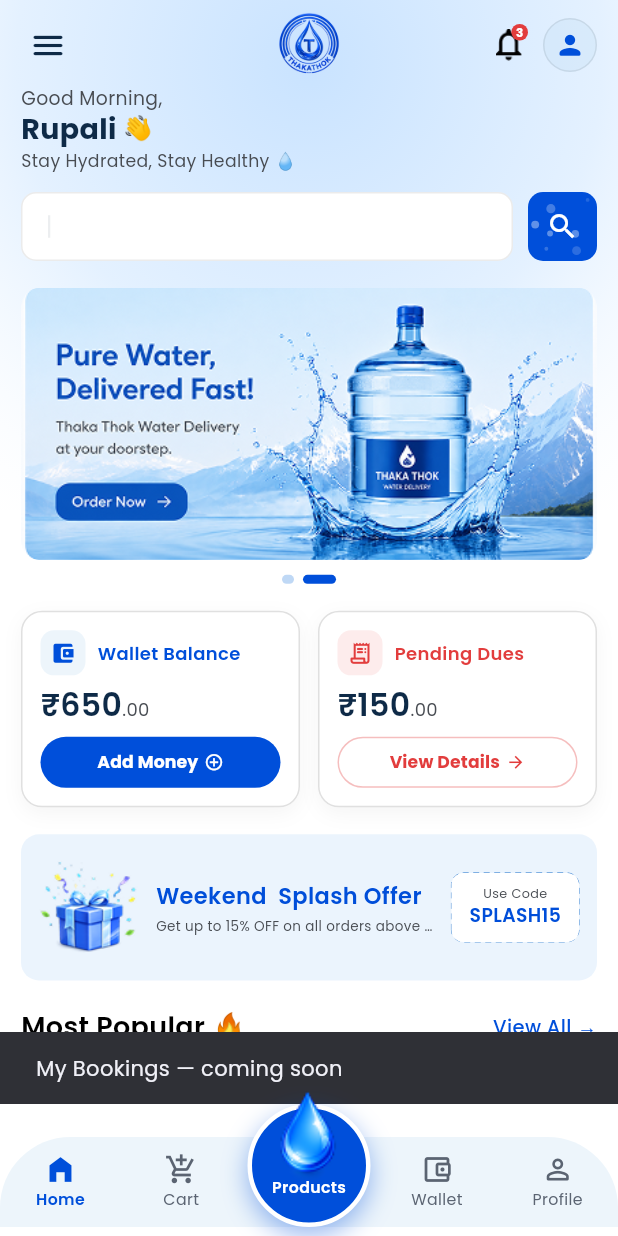
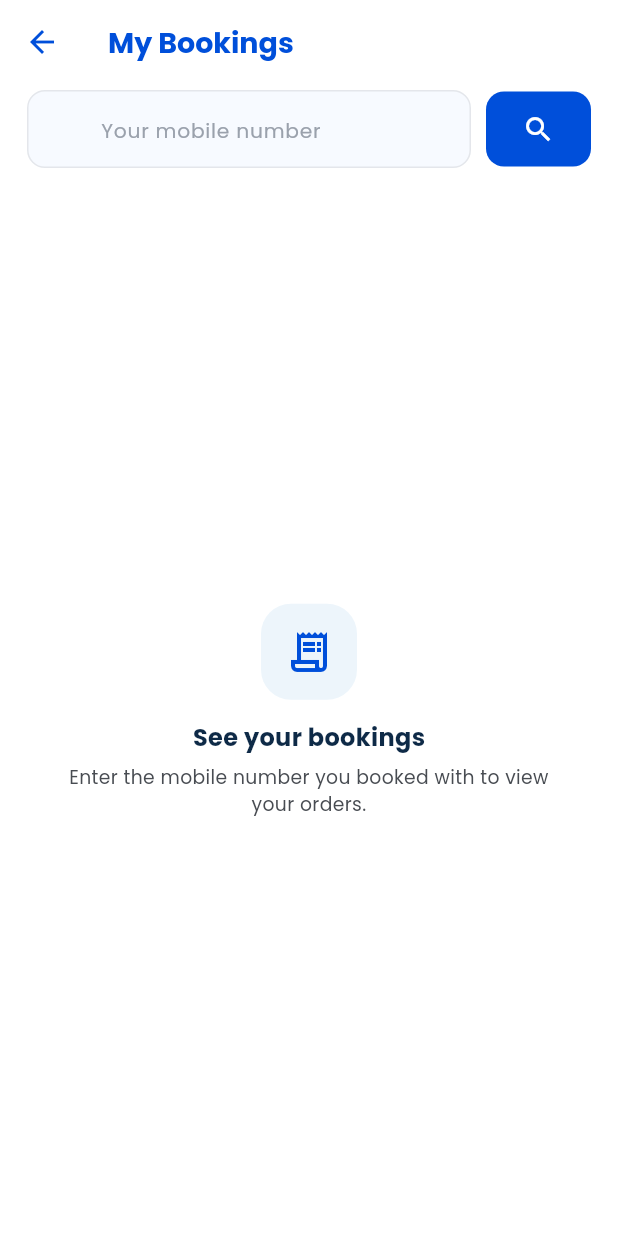
Before and after one commit to sandeepsharma-z/Thakathok-water-plant-app, a Flutter app: the screen it shows after launch, in the side drawer, after a tap on "My Bookings", on a phone screen of 412 x 824 dp. Run offline on Flutter 3.47's test engine with Material 3 defaults, Android fonts, the phone set to English and light mode, and no system bars; our stand-ins replace flutter_svg, google_fonts, supabase_flutter; accounts and stored records are empty; statements that could not run were skipped.

Commit message:
Add a My Bookings screen to the customer app
Customers look up their bookings by mobile number (until phone-OTP auth
lands) and see each order's status, cans, date, village and the total /
advance / balance split. Wired into the side drawer.

Co-Authored-By: Claude Opus 4.8 <noreply@anthropic.com>

```diff
--- a/customer-app/lib/screens/home_screen.dart
+++ b/customer-app/lib/screens/home_screen.dart
@@ -10,6 +10,7 @@ import '../widgets/brand_logo.dart';
 import 'admin/admin_dashboard_screen.dart';
 import 'admin/admin_login_screen.dart';
 import 'bulk_order_form_screen.dart';
+import 'my_bookings_screen.dart';
 import 'profile_screen.dart';
 
 const double _kPad = 14;
@@ -250,8 +251,15 @@ class _AppDrawer extends StatelessWidget {
                     builder: (_) => const BulkOrderFormScreen()));
               },
             ),
-            const _DrawerItem(
-                icon: Icons.receipt_long_outlined, label: 'My Bookings'),
+            _DrawerItem(
+              icon: Icons.receipt_long_outlined,
+              label: 'My Bookings',
+              onTap: () {
+                Navigator.pop(context);
+                Navigator.of(context).push(MaterialPageRoute(
+                    builder: (_) => const MyBookingsScreen()));
+              },
+            ),
             const _DrawerItem(
                 icon: Icons.account_balance_wallet_outlined, label: 'Wallet'),
             const _DrawerItem(
--- /dev/null
+++ b/customer-app/lib/screens/my_bookings_screen.dart
@@ -0,0 +1,343 @@
+import 'package:flutter/material.dart';
+import 'package:flutter/services.dart';
+
+import '../services/booking_service.dart';
+import '../theme/app_colors.dart';
+
+/// Lets a customer look up their bookings by mobile number. Once phone-OTP
+/// auth lands this can drop the input and use the signed-in number directly.
+class MyBookingsScreen extends StatefulWidget {
+  const MyBookingsScreen({super.key, this.initialMobile = ''});
+
+  final String initialMobile;
+
+  @override
+  State<MyBookingsScreen> createState() => _MyBookingsScreenState();
+}
+
+class _MyBookingsScreenState extends State<MyBookingsScreen> {
+  late final TextEditingController _mobile =
+      TextEditingController(text: widget.initialMobile);
+  bool _loading = false;
+  bool _searched = false;
+  String? _error;
+  List<Map<String, dynamic>> _bookings = const [];
+
+  @override
+  void initState() {
+    super.initState();
+    if (widget.initialMobile.trim().length == 10) {
+      _lookup();
+    }
+  }
+
+  @override
+  void dispose() {
+    _mobile.dispose();
+    super.dispose();
+  }
+
+  Future<void> _lookup() async {
+    final m = _mobile.text.trim();
+    if (m.length != 10) {
+      setState(() => _error = 'Enter a valid 10-digit mobile number');
+      return;
+    }
+    setState(() {
+      _loading = true;
+      _error = null;
+    });
+    try {
+      final rows = await BookingService.instance.bookingsForMobile(m);
+      setState(() {
+        _bookings = rows;
+        _searched = true;
+      });
+    } catch (_) {
+      setState(() => _error = 'Could not load bookings. Try again.');
+    } finally {
+      if (mounted) setState(() => _loading = false);
+    }
+  }
+
+  @override
+  Widget build(BuildContext context) {
+    return Scaffold(
+      backgroundColor: Colors.white,
+      appBar: AppBar(
+        backgroundColor: Colors.white,
+        elevation: 0,
+        surfaceTintColor: Colors.transparent,
+        leading: IconButton(
+          icon: const Icon(Icons.arrow_back, color: AppColors.brand),
+          onPressed: () => Navigator.of(context).maybePop(),
+        ),
+        title: const Text('My Bookings',
+            style: TextStyle(
+                color: AppColors.brand,
+                fontWeight: FontWeight.w700,
+                fontSize: 19)),
+      ),
+      body: Column(
+        children: [
+          // mobile lookup
+          Padding(
+            padding: const EdgeInsets.fromLTRB(18, 4, 18, 12),
+            child: Row(
+              children: [
+                Expanded(
+                  child: TextField(
+                    controller: _mobile,
+                    keyboardType: TextInputType.phone,
+                    inputFormatters: [
+                      FilteringTextInputFormatter.digitsOnly,
+                      LengthLimitingTextInputFormatter(10),
+                    ],
+                    onSubmitted: (_) => _lookup(),
+                    decoration: InputDecoration(
+                      hintText: 'Your mobile number',
+                      hintStyle: const TextStyle(
+                          color: AppColors.hint, fontSize: 13.5),
+                      prefixText: '+91  ',
+                      prefixStyle: const TextStyle(
+                          color: AppColors.textDark,
+                          fontWeight: FontWeight.w600,
+                          fontSize: 14),
+                      filled: true,
+                      fillColor: const Color(0xFFF7FAFF),
+                      contentPadding: const EdgeInsets.symmetric(
+                          horizontal: 14, vertical: 14),
+                      enabledBorder: OutlineInputBorder(
+                        borderRadius: BorderRadius.circular(12),
+                        borderSide:
+                            const BorderSide(color: AppColors.hairline),
+                      ),
+                      focusedBorder: OutlineInputBorder(
+                        borderRadius: BorderRadius.circular(12),
+                        borderSide: const BorderSide(
+                            color: AppColors.brand, width: 1.4),
+                      ),
+                    ),
+                  ),
+                ),
+                const SizedBox(width: 10),
+                SizedBox(
+                  height: 50,
+                  child: ElevatedButton(
+                    onPressed: _loading ? null : _lookup,
+                    style: ElevatedButton.styleFrom(
+                      backgroundColor: AppColors.brand,
+                      foregroundColor: Colors.white,
+                      elevation: 0,
+                      shape: RoundedRectangleBorder(
+                          borderRadius: BorderRadius.circular(12)),
+                    ),
+                    child: _loading
+                        ? const SizedBox(
+                            height: 18,
+                            width: 18,
+                            child: CircularProgressIndicator(
+                                strokeWidth: 2.2, color: Colors.white))
+                        : const Icon(Icons.search, size: 22),
+                  ),
+                ),
+              ],
+            ),
+          ),
+          if (_error != null)
+            Padding(
+              padding: const EdgeInsets.fromLTRB(18, 0, 18, 8),
+              child: Align(
+                alignment: Alignment.centerLeft,
+                child: Text(_error!,
+                    style: const TextStyle(
+                        color: Color(0xFFE23D3D),
+                        fontSize: 12,
+                        fontWeight: FontWeight.w600)),
+              ),
+            ),
+          Expanded(child: _body()),
+        ],
+      ),
+    );
+  }
+
+  Widget _body() {
+    if (!_searched) {
+      return _hint(
+        icon: Icons.receipt_long_outlined,
+        title: 'See your bookings',
+        body: 'Enter the mobile number you booked with to view your orders.',
+      );
+    }
+    if (_bookings.isEmpty) {
+      return _hint(
+        icon: Icons.inbox_outlined,
+        title: 'No bookings found',
+        body: 'No bookings for +91 ${_mobile.text}. Place a bulk order to get '
+            'started.',
+      );
+    }
+    return ListView.separated(
+      padding: const EdgeInsets.fromLTRB(18, 6, 18, 28),
+      itemCount: _bookings.length,
+      separatorBuilder: (_, __) => const SizedBox(height: 12),
+      itemBuilder: (_, i) => _BookingTile(_bookings[i]),
+    );
+  }
+
+  Widget _hint({
+    required IconData icon,
+    required String title,
+    required String body,
+  }) {
+    return Center(
+      child: Padding(
+        padding: const EdgeInsets.symmetric(horizontal: 34),
+        child: Column(
+          mainAxisSize: MainAxisSize.min,
+          children: [
+            Container(
+              height: 64,
+              width: 64,
+              decoration: BoxDecoration(
+                color: AppColors.tint,
+                borderRadius: BorderRadius.circular(20),
+              ),
+              child: Icon(icon, size: 32, color: AppColors.brand),
+            ),
+            const SizedBox(height: 14),
+            Text(title,
+                style: const TextStyle(
+                    fontSize: 16,
+                    fontWeight: FontWeight.w700,
+                    color: AppColors.textDark)),
+            const SizedBox(height: 6),
+            Text(body,
+                textAlign: TextAlign.center,
+                style: const TextStyle(fontSize: 12.5, color: AppColors.body)),
+          ],
+        ),
+      ),
+    );
+  }
+}
+
+class _BookingTile extends StatelessWidget {
+  const _BookingTile(this.b);
+  final Map<String, dynamic> b;
+
+  @override
+  Widget build(BuildContext context) {
+    final status = (b['status'] as String?) ?? 'pending';
+    return Container(
+      padding: const EdgeInsets.all(14),
+      decoration: BoxDecoration(
+        color: Colors.white,
+        borderRadius: BorderRadius.circular(14),
+        border: Border.all(color: AppColors.cardBorder),
+      ),
+      child: Column(
+        crossAxisAlignment: CrossAxisAlignment.start,
+        children: [
+          Row(
+            mainAxisAlignment: MainAxisAlignment.spaceBetween,
+            children: [
+              Text('${b['booking_code']}',
+                  style: const TextStyle(
+                      fontSize: 16,
+                      fontWeight: FontWeight.w800,
+                      color: AppColors.brand)),
+              _StatusPill(status),
+            ],
+          ),
+          const SizedBox(height: 8),
+          _kv('Event', '${b['event_type']} · ${b['cans']} cans'),
+          _kv('Date', '${b['event_date']}  ${b['event_time']}'),
+          _kv('Village', '${b['village']}'),
+          const Divider(height: 20),
+          Row(
+            mainAxisAlignment: MainAxisAlignment.spaceBetween,
+            children: [
+              _amt('Total', '₹${b['grand_total']}'),
+              _amt('Advance', '₹${b['advance']}', accent: true),
+              _amt('Balance', '₹${b['balance']}'),
+            ],
+          ),
+        ],
+      ),
+    );
+  }
+
+  Widget _kv(String k, String v) => Padding(
+        padding: const EdgeInsets.only(bottom: 4),
+        child: Row(
+          children: [
+            SizedBox(
+                width: 58,
+                child: Text(k,
+                    style: const TextStyle(
+                        fontSize: 11.5, color: AppColors.hint))),
+            Expanded(
+                child: Text(v,
+                    style: const TextStyle(
+                        fontSize: 12.5,
+                        fontWeight: FontWeight.w600,
+                        color: AppColors.textDark))),
+          ],
+        ),
+      );
+
+  Widget _amt(String k, String v, {bool accent = false}) => Column(
+        crossAxisAlignment: CrossAxisAlignment.start,
+        children: [
+          Text(k,
+              style: const TextStyle(fontSize: 10.5, color: AppColors.hint)),
+          Text(v,
+              style: TextStyle(
+                  fontSize: 14,
+                  fontWeight: FontWeight.w800,
+                  color: accent ? AppColors.brand : AppColors.textDark)),
+        ],
+      );
+}
+
+class _StatusPill extends StatelessWidget {
+  const _StatusPill(this.status);
+  final String status;
+
+  @override
+  Widget build(BuildContext context) {
+    late final Color bg, fg;
+    switch (status) {
+      case 'confirmed':
+        bg = const Color(0xFFEAF7EF);
+        fg = const Color(0xFF166B40);
+        break;
+      case 'cancelled':
+        bg = const Color(0xFFFDECEC);
+        fg = const Color(0xFFD32020);
+        break;
+      case 'delivered':
+        bg = AppColors.offerBg;
+        fg = AppColors.brand;
+        break;
+      default:
+        bg = const Color(0xFFFFF4E5);
+        fg = const Color(0xFF8A5200);
+    }
+    return Container(
+      padding: const EdgeInsets.symmetric(horizontal: 10, vertical: 4),
+      decoration: BoxDecoration(
+        color: bg,
+        borderRadius: BorderRadius.circular(20),
+      ),
+      child: Text(status.toUpperCase(),
+          style: TextStyle(
+              fontSize: 10,
+              fontWeight: FontWeight.w800,
+              color: fg,
+              letterSpacing: 0.4)),
+    );
+  }
+}
```
